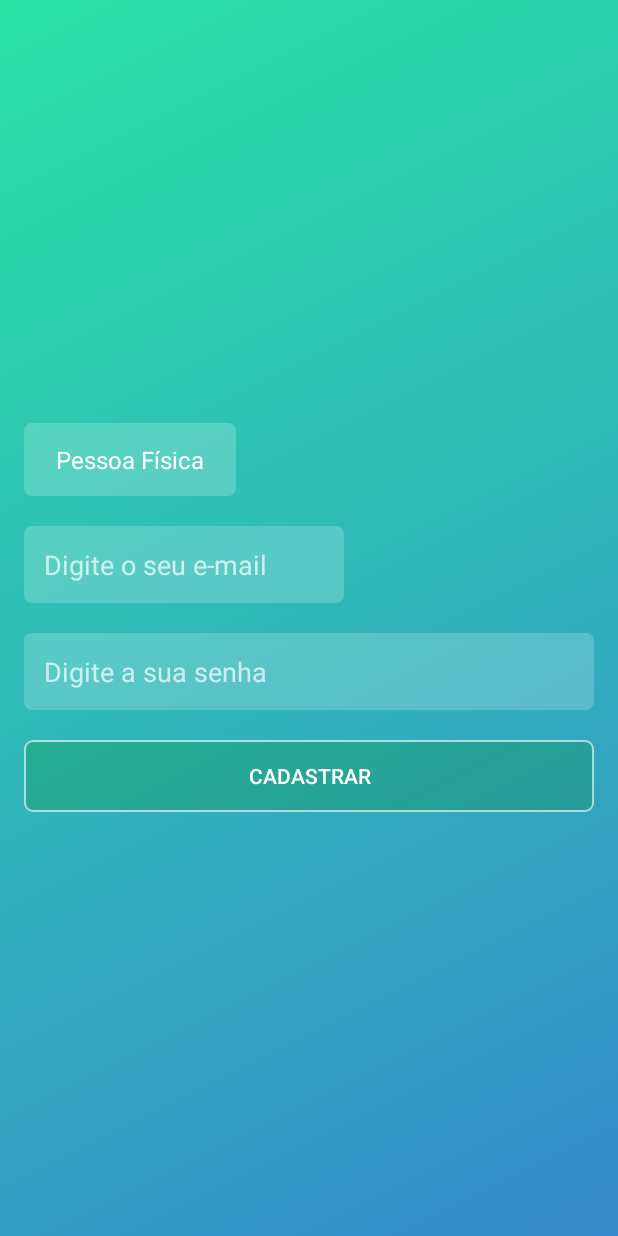
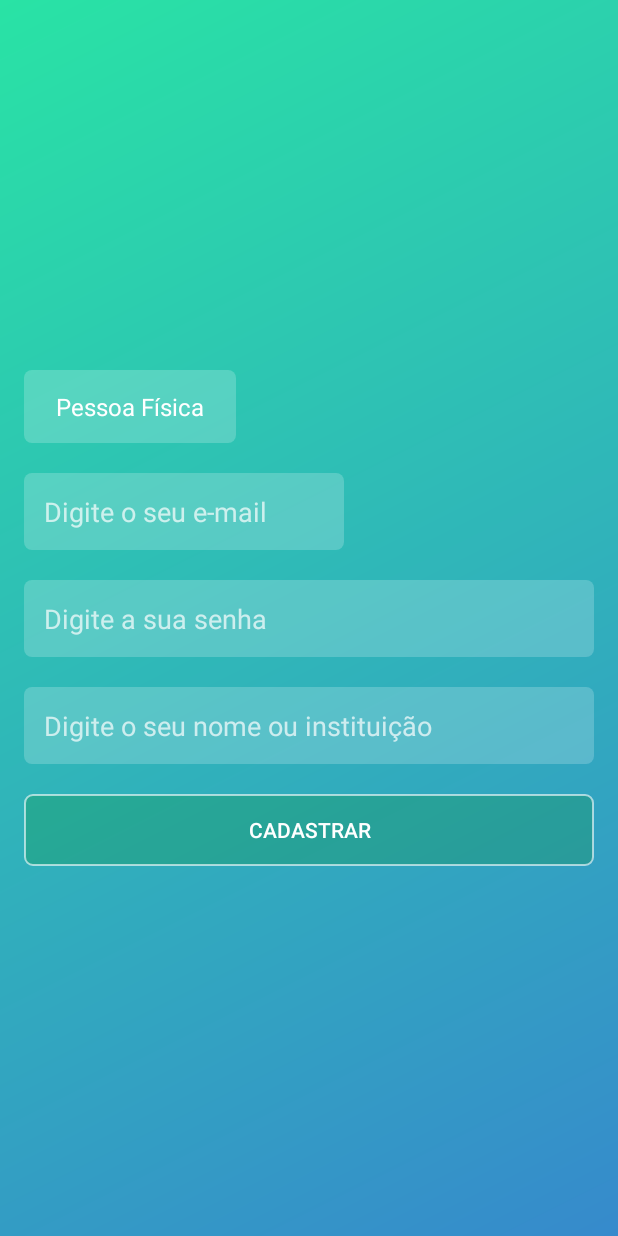
Before and after one commit to matheusrmartins/TCC, an Android app: the CadastroActivity screen opened directly, with no data from a screen before it, after a tap on "CADASTRAR", on a phone screen of 412 x 824 dp. Run offline under Robolectric (Android 15) with nearby library versions, the phone set to English and light mode, and no system bars.

Commit message:
Foi adicionado o EditText 'nome' e tratado o erro para impossibilitar o cadastro de pessoa juridica sem colocar o CNPJ

```diff
--- a/Desenv/Pet-GO/ParseStarterProject/src/main/java/com/parse/starter/activity/CadastroActivity.java
+++ b/Desenv/Pet-GO/ParseStarterProject/src/main/java/com/parse/starter/activity/CadastroActivity.java
@@ -33,6 +33,7 @@ public class CadastroActivity extends AppCompatActivity {
     private Button botao_cadastrar;
     private int cod_erro = 0;
     private EditText cnpj;
+    private EditText nome;
     ProgressDialog progressDialog;
 
 
@@ -46,6 +47,7 @@ public class CadastroActivity extends AppCompatActivity {
         botao_cadastrar = (Button)   findViewById(R.id.button_cadastrar);
         tipo_usuario    = (Spinner)  findViewById(R.id.spinner_tipo_usuario);
         cnpj            = (EditText) findViewById(R.id.editText_cnpj);
+        nome            = (EditText) findViewById(R.id.editText_nome);
 
 
 
@@ -99,6 +101,8 @@ public class CadastroActivity extends AppCompatActivity {
         }
         if(senha.length() < 6)
             return 101;
+        if((tipo_usuario.getSelectedItem().toString().equals("Pessoa Jurídica")) && (cnpj.getText().toString().trim().length() == 0))
+            return 103;
         else
             return 0;
     }
@@ -114,6 +118,11 @@ public class CadastroActivity extends AppCompatActivity {
             usuario.setUsername(texto_email.getText().toString().toLowerCase());
             usuario.setEmail(texto_email.getText().toString().toLowerCase());
             usuario.setPassword(texto_senha.getText().toString());
+            usuario.put("nome", nome.getText().toString());
+            usuario.put("tipo_usuario", tipo_usuario.getSelectedItem().toString());
+            usuario.put("cnpj", cnpj.getText().toString());
+
+
 
             usuario.signUpInBackground(new SignUpCallback() {
                 @Override
--- a/Desenv/Pet-GO/ParseStarterProject/src/main/java/com/parse/starter/util/Erros.java
+++ b/Desenv/Pet-GO/ParseStarterProject/src/main/java/com/parse/starter/util/Erros.java
@@ -13,6 +13,8 @@ public class Erros {
                 return "A senha deve conter no mínimo 6 caracteres";
             case "APP-102":
                 return "O e-mail é obrigatório";
+            case "APP-103":
+                return "O CNPJ é obrigatório";
             case "PAR-202":
                 return "Esse usuário já está cadastrado.";
             case "PAR-203":
--- a/Desenv/Pet-GO/ParseStarterProject/src/main/res/layout/activity_cadastro.xml
+++ b/Desenv/Pet-GO/ParseStarterProject/src/main/res/layout/activity_cadastro.xml
@@ -80,10 +80,23 @@
             android:background="@drawable/fundo_botao"
             android:padding="13dp"
             android:layout_marginTop="20dp"
-            android:layout_below="@+id/editText_password"
+            android:layout_below="@+id/editText_nome"
             android:layout_alignParentLeft="true"
             android:layout_alignParentStart="true" />
 
+    <EditText
+        android:layout_width="match_parent"
+        android:layout_height="wrap_content"
+        android:inputType="textPersonName"
+        android:ems="10"
+        android:id="@+id/editText_nome"
+        android:hint="Digite o seu nome ou instituição"
+        android:background="@drawable/fundo_caixa_texto"
+        android:layout_marginTop="20dp"
+        android:padding="13dp"
+        android:layout_below="@+id/editText_password"
+        android:layout_alignParentLeft="true"
+        android:layout_alignParentStart="true" />
 
 
 </RelativeLayout>
```
Also changed, not shown: 33 other files.
